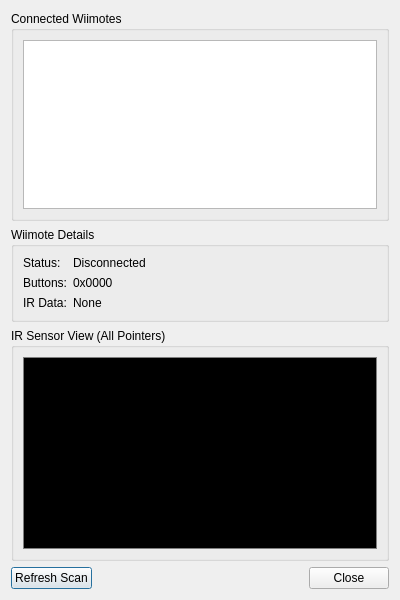
Old version of the form rpcs3/rpcs3qt/wiimote_settings_dialog.ui in the repository RPCS3/rpcs3.
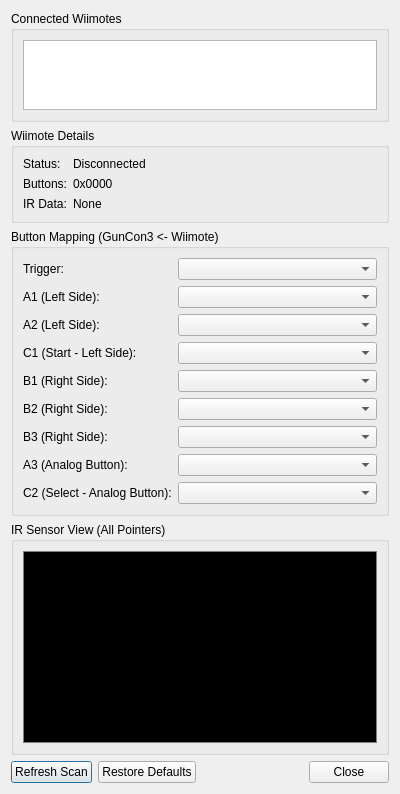
New version of the form.

Commit message: Wiimote to GunCon3 remapping support

Diff of the .ui file:
```diff
--- a/rpcs3/rpcs3qt/wiimote_settings_dialog.ui
+++ b/rpcs3/rpcs3qt/wiimote_settings_dialog.ui
@@ -77,6 +77,105 @@
      </layout>
     </widget>
    </item>
+   <item>
+    <widget class="QGroupBox" name="mappingGroupBox">
+     <property name="title">
+      <string>Button Mapping (GunCon3 &lt;- Wiimote)</string>
+     </property>
+     <layout class="QFormLayout" name="formLayout_2">
+      <item row="0" column="0">
+       <widget class="QLabel" name="lb_trigger">
+        <property name="text">
+         <string>Trigger:</string>
+        </property>
+       </widget>
+      </item>
+      <item row="0" column="1">
+       <widget class="QComboBox" name="cb_trigger"/>
+      </item>
+      <item row="1" column="0">
+       <widget class="QLabel" name="lb_a1">
+        <property name="text">
+         <string>A1 (Left Side):</string>
+        </property>
+       </widget>
+      </item>
+      <item row="1" column="1">
+       <widget class="QComboBox" name="cb_a1"/>
+      </item>
+      <item row="2" column="0">
+       <widget class="QLabel" name="lb_a2">
+        <property name="text">
+         <string>A2 (Left Side):</string>
+        </property>
+       </widget>
+      </item>
+      <item row="2" column="1">
+       <widget class="QComboBox" name="cb_a2"/>
+      </item>
+      <item row="3" column="0">
+       <widget class="QLabel" name="lb_c1">
+        <property name="text">
+         <string>C1 (Start - Left Side):</string>
+        </property>
+       </widget>
+      </item>
+      <item row="3" column="1">
+       <widget class="QComboBox" name="cb_c1"/>
+      </item>
+      <item row="4" column="0">
+       <widget class="QLabel" name="lb_b1">
+        <property name="text">
+         <string>B1 (Right Side):</string>
+        </property>
+       </widget>
+      </item>
+      <item row="4" column="1">
+       <widget class="QComboBox" name="cb_b1"/>
+      </item>
+      <item row="5" column="0">
+       <widget class="QLabel" name="lb_b2">
+        <property name="text">
+         <string>B2 (Right Side):</string>
+        </property>
+       </widget>
+      </item>
+      <item row="5" column="1">
+       <widget class="QComboBox" name="cb_b2"/>
+      </item>
+      <item row="6" column="0">
+       <widget class="QLabel" name="lb_b3">
+        <property name="text">
+         <string>B3 (Right Side):</string>
+        </property>
+       </widget>
+      </item>
+      <item row="6" column="1">
+       <widget class="QComboBox" name="cb_b3"/>
+      </item>
+      <item row="7" column="0">
+       <widget class="QLabel" name="lb_a3">
+        <property name="text">
+         <string>A3 (Analog Button):</string>
+        </property>
+       </widget>
+      </item>
+      <item row="7" column="1">
+       <widget class="QComboBox" name="cb_a3"/>
+      </item>
+      <item row="8" column="0">
+       <widget class="QLabel" name="lb_c2">
+        <property name="text">
+         <string>C2 (Select - Analog Button):</string>
+        </property>
+       </widget>
+      </item>
+      <item row="8" column="1">
+       <widget class="QComboBox" name="cb_c2"/>
+      </item>
+     </layout>
+    </widget>
+   </item>
    <item>
     <widget class="QGroupBox" name="irGroupBox">
      <property name="title">
@@ -114,6 +213,13 @@
        </property>
       </widget>
      </item>
+     <item>
+      <widget class="QPushButton" name="restoreDefaultsButton">
+       <property name="text">
+        <string>Restore Defaults</string>
+       </property>
+      </widget>
+     </item>
      <item>
       <spacer name="horizontalSpacer">
        <property name="orientation">
```
The commit also changes 6 other files.
